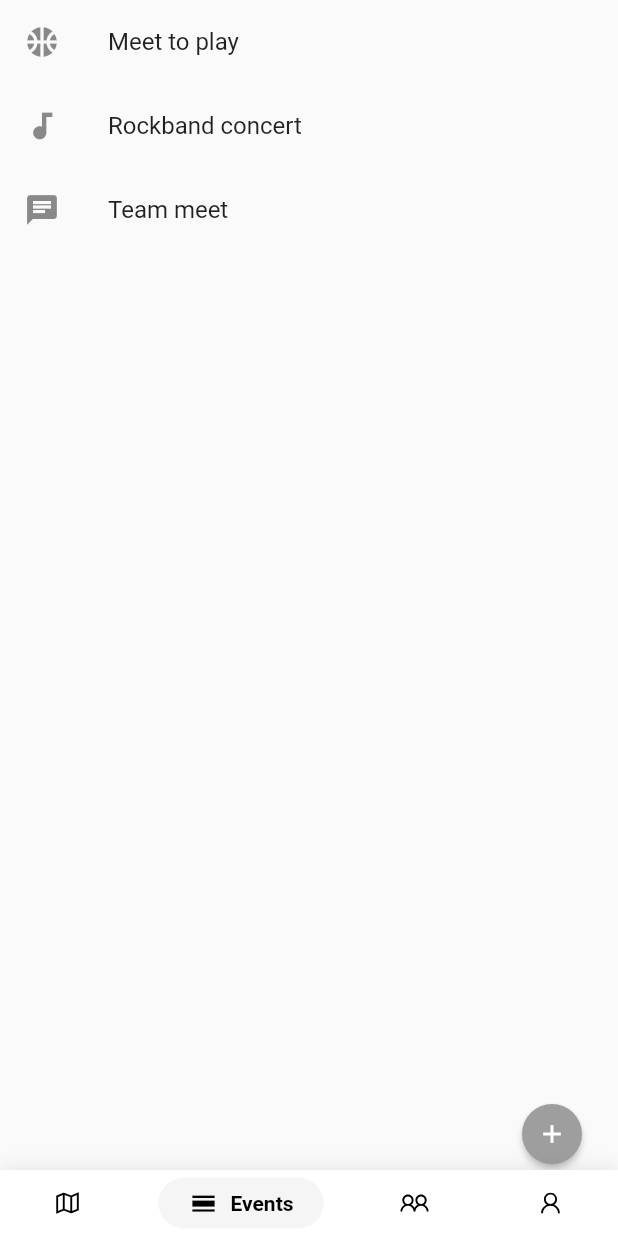
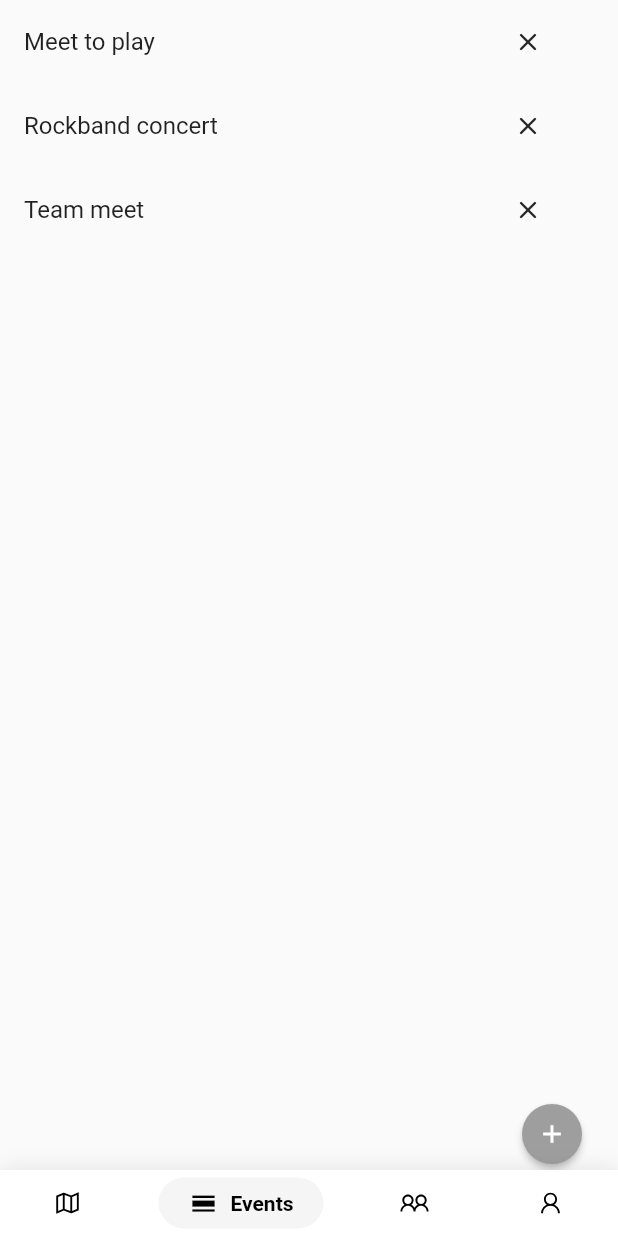
Before and after one commit to ignasbudreika/mapas, a Flutter app: the screen it shows after launch, item 2 of the bottom bar chosen, on a phone screen of 412 x 824 dp. Run offline on Flutter 3.47's test engine with Material 2 defaults, Android fonts, the phone set to English and light mode, and no system bars; drawn by our look-alikes of google_nav_bar; our stand-ins replace flutter_map, flutter_switch, latlong, line_icons; missing offline and left inert: geocoder, grouped_buttons.

Commit message:
added delete button

```diff
--- a/lib/screen/events_list.dart
+++ b/lib/screen/events_list.dart
@@ -10,16 +10,16 @@ class EventsListScreen extends StatelessWidget {
             child: ListView(
               children: <Widget>[
                 ListTile(
-                  leading: Icon(Icons.sports_basketball),
                   title: Text('Meet to play'),
+                  trailing: DeleteEventButton(),
                 ),
                 ListTile(
-                  leading: Icon(Icons.audiotrack),
                   title: Text('Rockband concert'),
+                  trailing: DeleteEventButton(),
                 ),
                 ListTile(
-                  leading: Icon(Icons.chat),
                   title: Text('Team meet'),
+                  trailing: DeleteEventButton(),
                 ),
               ],
             ),
@@ -50,3 +50,18 @@ class NewEventButton extends StatelessWidget {
     );
   }
 }
+
+class DeleteEventButton extends StatelessWidget {
+  @override
+  Widget build(BuildContext context) {
+    return  MaterialButton(
+          onPressed: () {},
+          child: Icon(
+            Icons.close_rounded,
+            size: 20,
+          ),
+          padding: EdgeInsets.all(1),
+          shape:CircleBorder(),
+      );
+  }
+}
```
